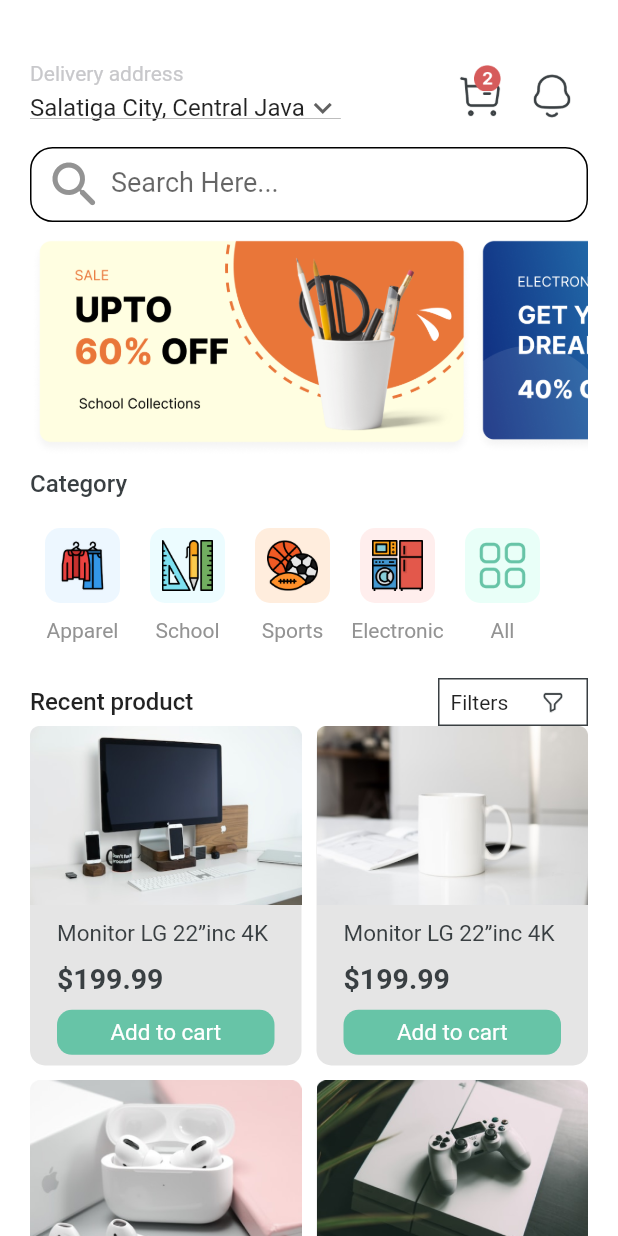
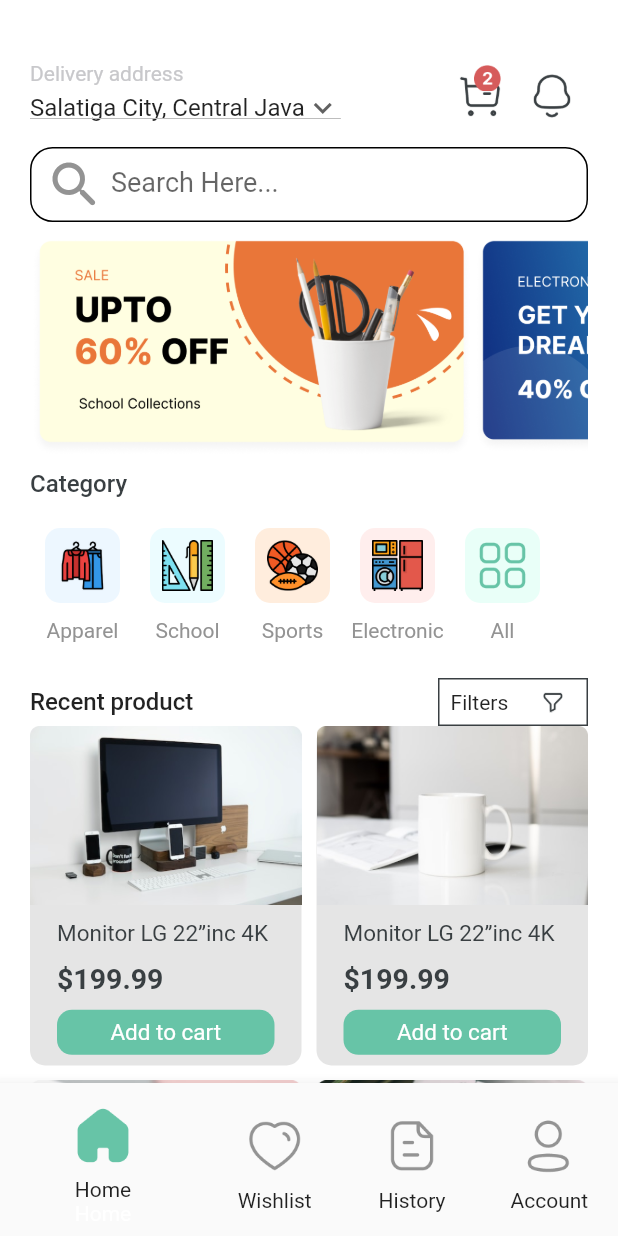
Before and after one commit to TarkanKara/E_commerceApp_UI, a Flutter app: the screen it shows after launch, on a phone screen of 412 x 824 dp. Run offline on Flutter 3.47's test engine with Material 2 defaults, Android fonts, the phone set to English and light mode, and no system bars.

Commit message:
Commit
add bottomnavbar.dart

```diff
--- /dev/null
+++ b/lib/bottomnavbar.dart
@@ -0,0 +1,121 @@
+import 'package:flutter/material.dart';
+import 'package:flutter/src/widgets/container.dart';
+import 'package:flutter/src/widgets/framework.dart';
+import 'home_page.dart';
+
+class NavigationScreen extends StatefulWidget {
+  const NavigationScreen({super.key});
+
+  @override
+  State<NavigationScreen> createState() => _NavigationScreenState();
+}
+
+class _NavigationScreenState extends State<NavigationScreen> {
+  int _currentIndex = 0;
+  @override
+  Widget build(BuildContext context) {
+    return Scaffold(
+      body: changepage(),
+      bottomNavigationBar: BottomNavigationBar(
+        currentIndex: _currentIndex,
+        backgroundColor: Color(0xffFFFFFF),
+        iconSize: 40,
+        onTap: (value) {
+          setState(() {
+            _currentIndex = value;
+          });
+          changepage();
+        },
+        items: [
+          BottomNavigationBarItem(
+            icon: Column(
+              children: [
+                IconButton(
+                  onPressed: () {
+                    setState(() {
+                      _currentIndex = 0;
+                    });
+                    changepage();
+                  },
+                  icon: Image.asset("assets/images/Home.png"),
+                ),
+                Text("Home"),
+              ],
+            ),
+            label: "Home",
+          ),
+          BottomNavigationBarItem(
+            icon: Column(
+              children: [
+                IconButton(
+                  onPressed: () {
+                    setState(() {
+                      _currentIndex = 1;
+                    });
+                    changepage();
+                  },
+                  icon: Image.asset("assets/images/Heart.png"),
+                ),
+                Text("Wishlist"),
+              ],
+            ),
+            label: "Wishlist",
+          ),
+          BottomNavigationBarItem(
+            icon: Column(
+              children: [
+                IconButton(
+                  onPressed: () {
+                    setState(() {
+                      _currentIndex = 2;
+                    });
+                    changepage();
+                  },
+                  icon: Image.asset("assets/images/Paper.png"),
+                ),
+                Text("History"),
+              ],
+            ),
+            label: "History",
+          ),
+          BottomNavigationBarItem(
+            icon: Column(
+              children: [
+                IconButton(
+                  onPressed: () {
+                    setState(() {
+                      _currentIndex = 3;
+                    });
+                    changepage();
+                  },
+                  icon: Image.asset("assets/images/Profile.png"),
+                ),
+                Text("Account"),
+              ],
+            ),
+            label: "Account",
+          )
+        ],
+      ),
+    );
+  }
+
+  Widget changepage() {
+    switch (_currentIndex) {
+      case 0:
+        return HomePage();
+        break;
+      case 1:
+        return HomePage();
+        break;
+      case 2:
+        return HomePage();
+        break;
+      case 3:
+        return HomePage();
+        break;
+      default:
+        return Container();
+    }
+  }
+}
--- a/lib/home_page.dart
+++ b/lib/home_page.dart
@@ -1,3 +1,4 @@
+import 'package:ecommerceappui/bottomnavbar.dart';
 import 'package:flutter/material.dart';
 import 'package:flutter/src/widgets/container.dart';
 import 'package:flutter/src/widgets/framework.dart';
@@ -254,7 +255,7 @@ class _HomePageState extends State<HomePage> {
               ),
               //START GRIDVIEW
               SizedBox(
-                height: 550,
+                height: 490,
                 child: GridView.builder(
                   physics: NeverScrollableScrollPhysics(),
                   gridDelegate: SliverGridDelegateWithFixedCrossAxisCount(
--- /dev/null
+++ b/lib/library.dart
@@ -0,0 +1 @@
+// TODO Implement this library.
--- a/lib/main.dart
+++ b/lib/main.dart
@@ -1,5 +1,6 @@
 import 'package:ecommerceappui/home_page.dart';
 import 'package:flutter/material.dart';
+import 'bottomnavbar.dart';
 
 void main() {
   runApp(MyApp());
@@ -12,7 +13,7 @@ class MyApp extends StatelessWidget {
   Widget build(BuildContext context) {
     return MaterialApp(
       debugShowCheckedModeBanner: false,
-      home: HomePage(),
+      home: NavigationScreen(),
     );
   }
 }
```
Also changed, not shown: assets/images/Heart.png (added), assets/images/Home.png (added), assets/images/Paper.png (added), assets/images/Profile.png (added).
